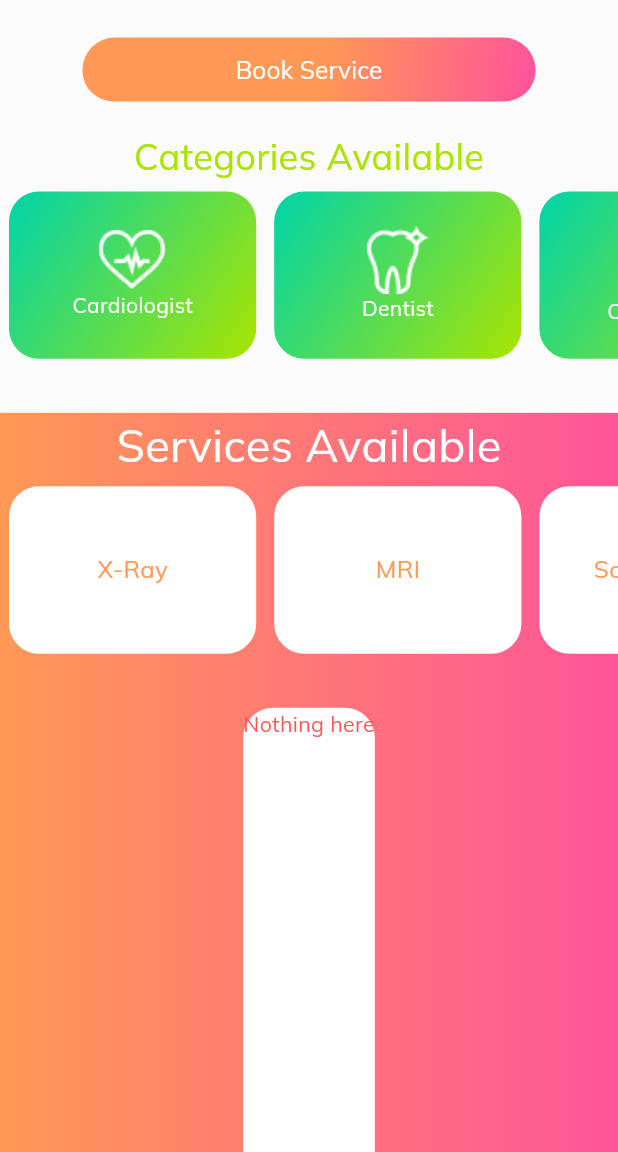
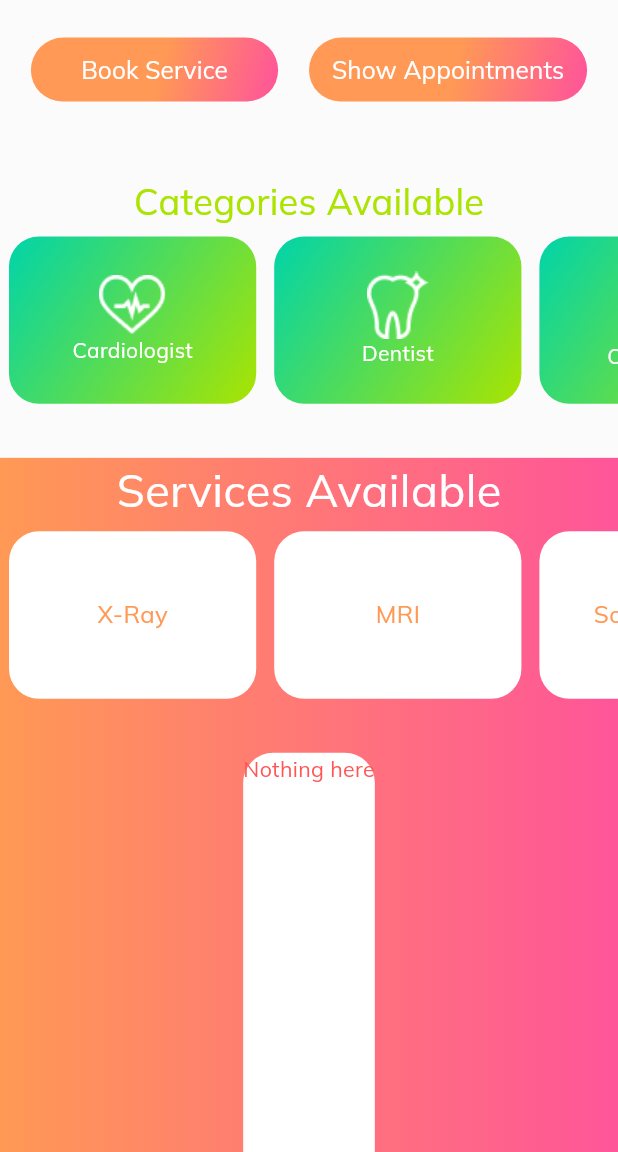
Before and after one commit to Shreyash16b/Counting_Lives, a Flutter app: the UserHome screen opened directly, on a phone screen of 412 x 824 dp, the part 84-1236 px from its top. Run offline on Flutter 3.47's test engine with Material 3 defaults, Android fonts, the phone set to English and light mode, and no system bars; our stand-ins replace cached_network_image, cloud_firestore, csc_picker, custom_radio_grouped_button, firebase_auth, firebase_core and 5 more; missing offline and left inert: dart:ffi; accounts and stored records are empty.

Commit message:
Appointments trying

```diff
--- a/lib/drawers/userProfileDrawer.dart
+++ b/lib/drawers/userProfileDrawer.dart
@@ -20,7 +20,7 @@ class _UserProfileDrawerState extends State<UserProfileDrawer> {
   Future<String> getName() async {
     final userCreds = await FirebaseFirestore.instance
         .collection('users')
-        .doc(await FirebaseAuth.instance.currentUser!.uid)
+        .doc(FirebaseAuth.instance.currentUser!.uid)
         .get();
     return userCreds.data()!['name'];
   }
--- a/lib/pages/User/Home.dart
+++ b/lib/pages/User/Home.dart
@@ -1,6 +1,7 @@
 import 'package:cloud_firestore/cloud_firestore.dart';
 import 'package:counting_lives/Helper/HelperFunctions.dart';
 import 'package:counting_lives/core/app_export.dart';
+import 'package:counting_lives/pages/User/UserUpcomingAppointments.dart';
 import 'package:counting_lives/presentation/service_profile_page/service_profile_page.dart';
 import 'package:counting_lives/presentation/services_screen/services_screen.dart';
 import 'package:counting_lives/theme/custom_button_style.dart';
@@ -52,9 +53,13 @@ class _UserHomeState extends State<UserHome> {
               const SizedBox(
                 height: 25,
               ),
+              Row(
+                mainAxisAlignment: MainAxisAlignment.spaceEvenly,
+                children: [
                   CustomElevatedButton(
                     text: "Book Service",
-                margin: EdgeInsets.symmetric(horizontal: 50.h),
+                    width: MediaQuery.of(context).size.width * 0.4,
+                    // margin: EdgeInsets.symmetric(horizontal: 50.h),
                     buttonStyle: CustomButtonStyles.none,
                     decoration:
                         CustomButtonStyles.gradientDeepOrangeToPinkDecoration,
@@ -67,6 +72,26 @@ class _UserHomeState extends State<UserHome> {
                         ),
                       );
                     },
+                  ),
+                  CustomElevatedButton(
+                    text: "Show Appointments",
+                    width: MediaQuery.of(context).size.width * 0.45,
+                    // margin: EdgeInsets.symmetric(horizontal: 50.h),
+                    buttonStyle: CustomButtonStyles.none,
+                    decoration:
+                        CustomButtonStyles.gradientDeepOrangeToPinkDecoration,
+                    onPressed: () {
+                      Navigator.of(context).push(
+                        MaterialPageRoute(
+                          builder: (ctx) => UserUpcomingAppointments(),
+                        ),
+                      );
+                    },
+                  ),
+                ],
+              ),
+              SizedBox(
+                height: 30,
               ),
               const SizedBox(
                 height: 20,
```
Also changed, not shown: lib/pages/User/UserProfile.dart (+6 -6 lines), lib/pages/User/UserUpcomingAppointments.dart (+33 -11 lines), lib/presentation/service_appointment_book_one_screen/service_appointment_book_one_screen.dart (+5 -2 lines). Lines whose indentation alone changed are shown as unchanged.
